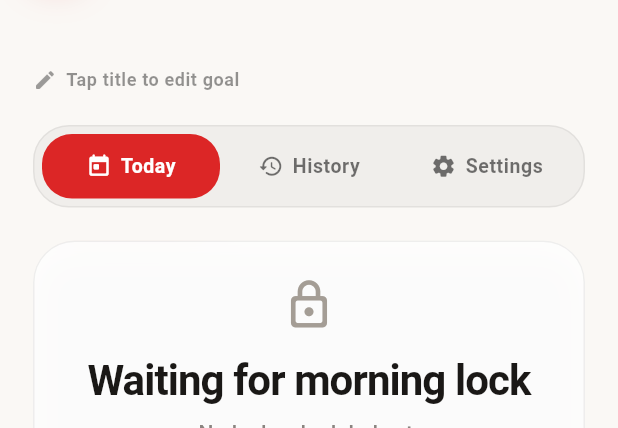
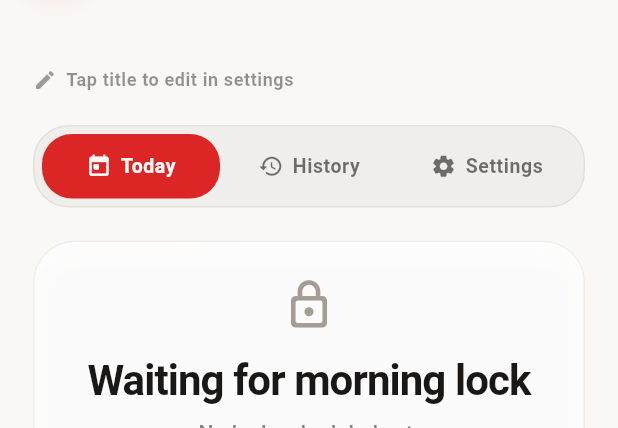
Before and after one commit to EdmondMbadu/rocket_reminder, a Flutter app: the _ActiveView widget shown alone on an empty page, opened directly with empty values, on a phone screen of 412 x 824 dp, the part 106-534 px from its top. Run offline on Flutter 3.47's test engine with Material 3 defaults, Android fonts, the phone set to English and light mode, and no system bars; our stand-ins replace flutter_local_notifications, flutter_timezone, timezone; accounts and stored records are empty; statements that could not run were skipped.

```diff
--- a/lib/src/app.dart
+++ b/lib/src/app.dart
@@ -234,10 +234,8 @@ class GoalLockRoot extends StatelessWidget {
           children: [
             Positioned.fill(child: _AmbientGlow(dark: dark)),
             SafeArea(
-              child: AnimatedSwitcher(
-                duration: const Duration(milliseconds: 500),
-                switchInCurve: Curves.easeOutCubic,
-                switchOutCurve: Curves.easeInCubic,
+              child: KeyedSubtree(
+                key: ValueKey(phase),
                 child: switch (phase) {
                   LockPhase.loading => const _LoadingView(),
                   LockPhase.auth => _AuthView(controller: controller),
@@ -691,8 +689,8 @@ class _ActiveView extends StatelessWidget {
               const SizedBox(height: 22),
               _TabBar(controller: controller),
               const SizedBox(height: 22),
-              AnimatedSwitcher(
-                duration: const Duration(milliseconds: 300),
+              KeyedSubtree(
+                key: ValueKey(controller.currentTab),
                 child: switch (controller.currentTab) {
                   AppTab.today => _TodayTab(controller: controller),
                   AppTab.history => _HistoryTab(controller: controller),
@@ -707,116 +705,26 @@ class _ActiveView extends StatelessWidget {
   }
 }
 
-class _EditableGoalHeader extends StatefulWidget {
+class _EditableGoalHeader extends StatelessWidget {
   const _EditableGoalHeader({required this.controller});
 
   final GoalLockController controller;
-
-  @override
-  State<_EditableGoalHeader> createState() => _EditableGoalHeaderState();
-}
-
-class _EditableGoalHeaderState extends State<_EditableGoalHeader> {
-  late final TextEditingController _goalController;
-  bool _isEditing = false;
-
-  @override
-  void initState() {
-    super.initState();
-    _goalController = TextEditingController(text: widget.controller.goalLabel);
-  }
-
-  @override
-  void didUpdateWidget(covariant _EditableGoalHeader oldWidget) {
-    super.didUpdateWidget(oldWidget);
-    if (!_isEditing && _goalController.text != widget.controller.goalLabel) {
-      _goalController.text = widget.controller.goalLabel;
-    }
-  }
-
-  @override
-  void dispose() {
-    _goalController.dispose();
-    super.dispose();
-  }
-
-  Future<void> _saveGoal() async {
-    final trimmedGoal = _goalController.text.trim();
-    if (trimmedGoal.isEmpty) {
-      return;
-    }
-    await widget.controller.updateGoal(trimmedGoal);
-    if (!mounted) {
-      return;
-    }
-    if (widget.controller.goalLabel == trimmedGoal) {
-      setState(() => _isEditing = false);
-    }
-  }
 
   @override
   Widget build(BuildContext context) {
     final dark = _isDark(context);
     final overlay = dark ? Colors.white : Colors.black;
 
-    if (_isEditing) {
-      return Column(
-        crossAxisAlignment: CrossAxisAlignment.start,
-        children: [
-          TextField(
-            controller: _goalController,
-            autofocus: true,
-            maxLines: 1,
-            textCapitalization: TextCapitalization.sentences,
-            style: Theme.of(context)
-                .textTheme
-                .displayMedium
-                ?.copyWith(fontSize: 34),
-            decoration: const InputDecoration(
-              hintText: 'What goal are you protecting now?',
-            ),
-            onSubmitted: (_) =>
-                widget.controller.isBusy ? null : _saveGoal(),
-          ),
-          const SizedBox(height: 12),
-          Row(
-            children: [
-              OutlinedButton(
-                onPressed: widget.controller.isBusy
-                    ? null
-                    : () {
-                        _goalController.text = widget.controller.goalLabel;
-                        setState(() => _isEditing = false);
-                      },
-                child: const Text('Cancel'),
-              ),
-              const SizedBox(width: 10),
-              Expanded(
-                child: ElevatedButton(
-                  onPressed:
-                      widget.controller.isBusy ? null : _saveGoal,
-                  child: const Text('Save goal'),
-                ),
-              ),
-            ],
-          ),
-        ],
-      );
-    }
-
     return GestureDetector(
       behavior: HitTestBehavior.opaque,
-      onTap: widget.controller.isBusy
+      onTap: controller.isBusy
           ? null
-          : () {
-              _goalController.text = widget.controller.goalLabel;
-              setState(() => _isEditing = true);
-            },
+          : () => controller.selectTab(AppTab.settings),
       child: Column(
         crossAxisAlignment: CrossAxisAlignment.start,
         children: [
           Text(
-            widget.controller.goalLabel,
+            controller.goalLabel,
             style: Theme.of(context)
                 .textTheme
                 .displayMedium
@@ -833,7 +741,7 @@ class _EditableGoalHeaderState extends State<_EditableGoalHeader> {
               ),
               const SizedBox(width: 6),
               Text(
-                'Tap title to edit goal',
+                'Tap title to edit in settings',
                 style: Theme.of(context).textTheme.bodySmall?.copyWith(
                       color: overlay.withValues(alpha: 0.42),
                       fontWeight: FontWeight.w700,
@@ -1020,16 +928,35 @@ class _SettingsTab extends StatefulWidget {
 }
 
 class _SettingsTabState extends State<_SettingsTab> {
+  late final TextEditingController _goalController;
   late int _morningLockMinutes;
   late double _focusWindowHours;
 
   @override
   void initState() {
     super.initState();
+    _goalController = TextEditingController(
+      text: widget.controller.goalPlan?.goal ?? '',
+    );
     _morningLockMinutes =
         widget.controller.goalPlan?.morningLockMinutes ?? 6 * 60 + 30;
     _focusWindowHours =
         (widget.controller.goalPlan?.focusWindowHours ?? 14).toDouble();
+  }
+
+  @override
+  void didUpdateWidget(covariant _SettingsTab oldWidget) {
+    super.didUpdateWidget(oldWidget);
+    final latestGoal = widget.controller.goalPlan?.goal ?? '';
+    if (_goalController.text != latestGoal) {
+      _goalController.text = latestGoal;
+    }
+  }
+
+  @override
+  void dispose() {
+    _goalController.dispose();
+    super.dispose();
   }
 
   Future<void> _pickMorningTime() async {
@@ -1061,6 +988,30 @@ class _SettingsTabState extends State<_SettingsTab> {
           child: Column(
             crossAxisAlignment: CrossAxisAlignment.start,
             children: [
+              Text(
+                'Goal',
+                style: Theme.of(context).textTheme.titleLarge,
+              ),
+              const SizedBox(height: 16),
+              TextField(
+                controller: _goalController,
+                maxLines: 1,
+                textCapitalization: TextCapitalization.sentences,
+                decoration: const InputDecoration(
+                  hintText: 'What goal are you protecting now?',
+                ),
+                onSubmitted: (_) => widget.controller.isBusy
+                    ? null
+                    : widget.controller.updateGoal(_goalController.text),
+              ),
+              const SizedBox(height: 12),
+              ElevatedButton(
+                onPressed: widget.controller.isBusy
+                    ? null
+                    : () => widget.controller.updateGoal(_goalController.text),
+                child: const Text('Save goal'),
+              ),
+              const SizedBox(height: 24),
               Text(
                 'Schedule',
                 style: Theme.of(context).textTheme.titleLarge,
```
